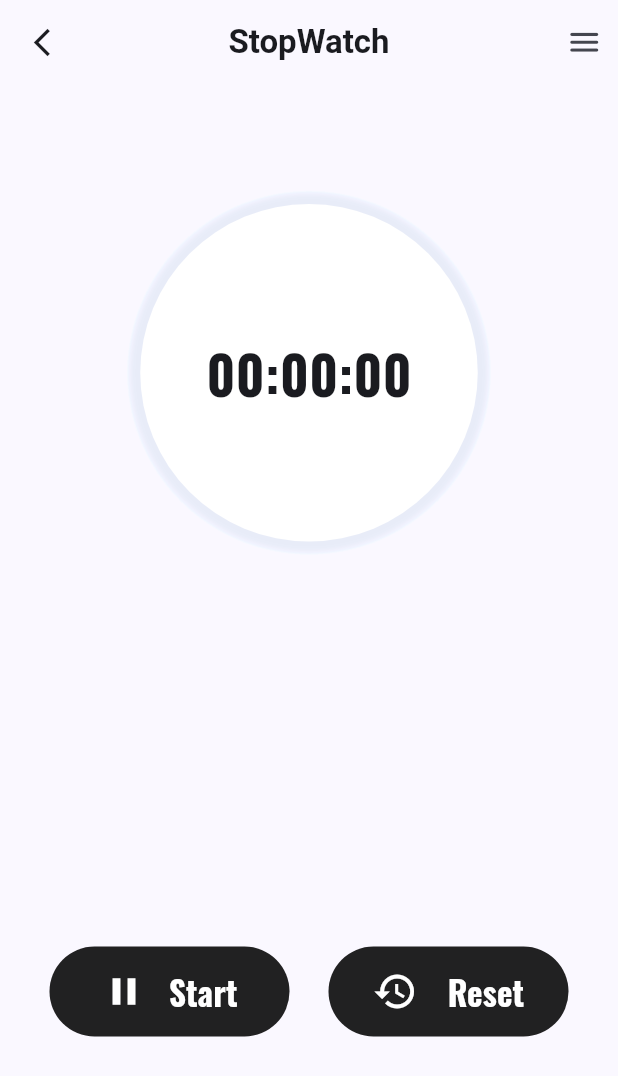
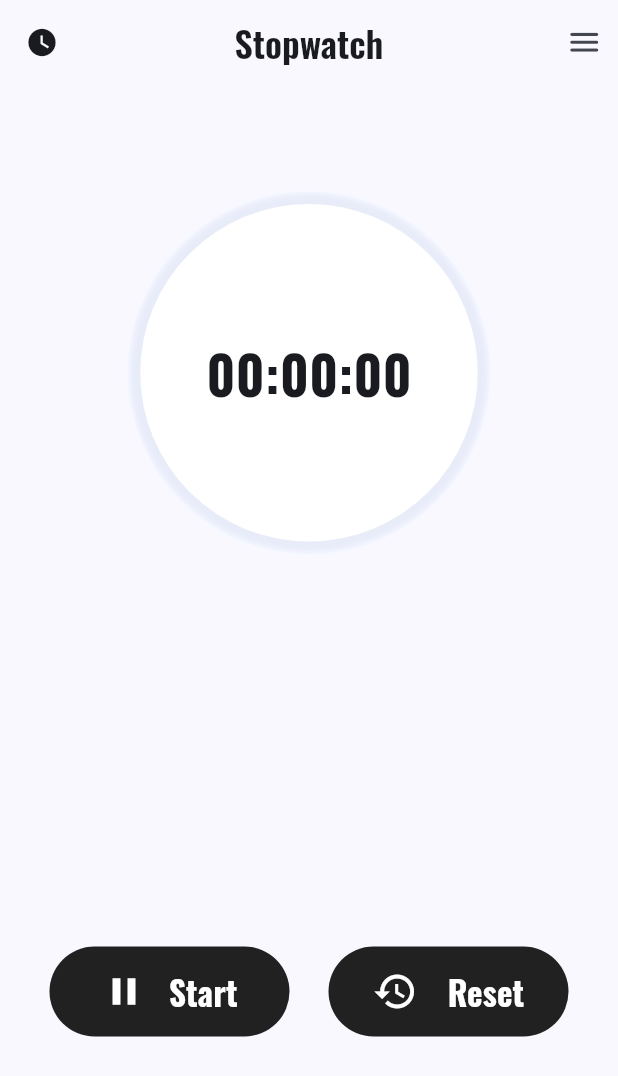
Before and after one commit to manishkumrprasad/PRODIGY_AD_03, a Flutter app: the screen it shows after launch, after a tap on "Start", after a tap on "Reset", on a phone screen of 412 x 824 dp. Shown: the top 1076 px of the screen. Run offline on Flutter 3.47's test engine with Material 3 defaults, Android fonts, the phone set to English and light mode, and no system bars.

Commit message:
font family Change

```diff
--- a/lib/home.dart
+++ b/lib/home.dart
@@ -39,9 +39,7 @@ class _HomeState extends State<Home> {
     // print(timeFormate(_elapsedTime));
   }
 
-  List<dynamic> lapsList = [
-
-  ];
+  List<dynamic> lapsList = [];
 
   String buttonOneText = "Start";
   String buttonTwoText = "Reset";
@@ -79,9 +77,16 @@ class _HomeState extends State<Home> {
       appBar: AppBar(
         leading: Padding(
           padding: const EdgeInsets.only(left: 0),
-          child: Icon(Icons.arrow_back_ios_new, size: 22),
+          child: Icon(Icons.watch_later, size: 22),
         ),
-        title: Text("StopWatch", style: TextStyle(fontWeight: FontWeight.bold)),
+        title: Text(
+          "Stopwatch",
+          style: TextStyle(
+            fontSize: 24,
+            fontWeight: FontWeight.w600,
+            fontFamily: "Oswald",
+          ),
+        ),
         centerTitle: true,
         actions: [
           Padding(
@@ -212,6 +217,7 @@ class _HomeState extends State<Home> {
                         onPressed: () {
                           resetWatch();
                           setState(() {});
+                          lapsList = [];
                         },
                         style: TextButton.styleFrom(
                           backgroundColor: Colors.black87,
```
